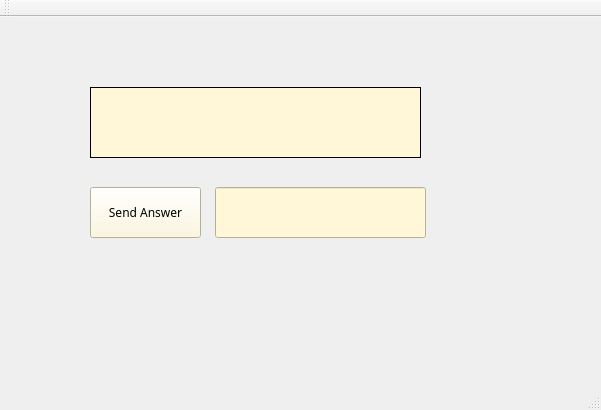
Qt form Client1/NumericAnswer.ui (Paul-Podoleanu/ProjectModernCpp) before a commit.
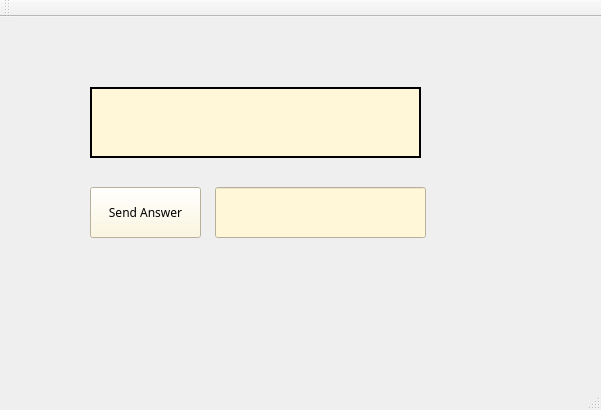
The same form after that commit. Icons and pictures are not drawn.

Commit message: Modificat aspectul la Play.ui (intrebari vu variatii)

Diff of the .ui file:
```diff
--- a/Client1/NumericAnswer.ui
+++ b/Client1/NumericAnswer.ui
@@ -80,6 +80,9 @@
     <property name="frameShape">
      <enum>QFrame::Box</enum>
     </property>
+    <property name="lineWidth">
+     <number>2</number>
+    </property>
     <property name="midLineWidth">
      <number>2</number>
     </property>
```
The commit also changes 1 other file.
